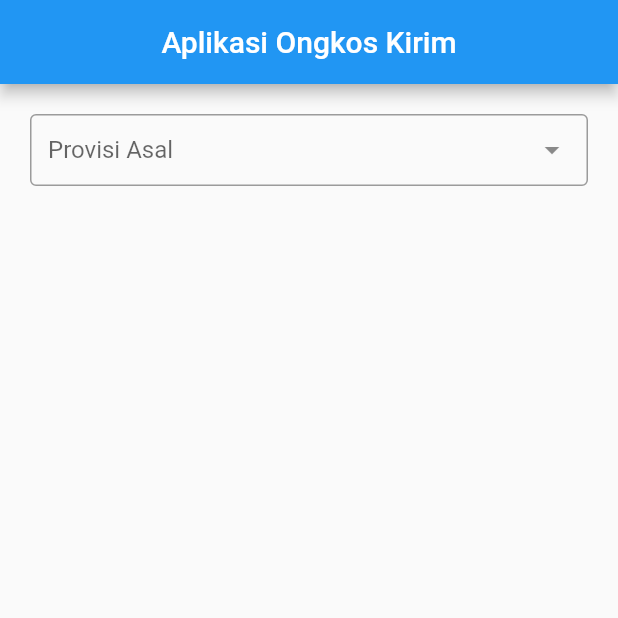
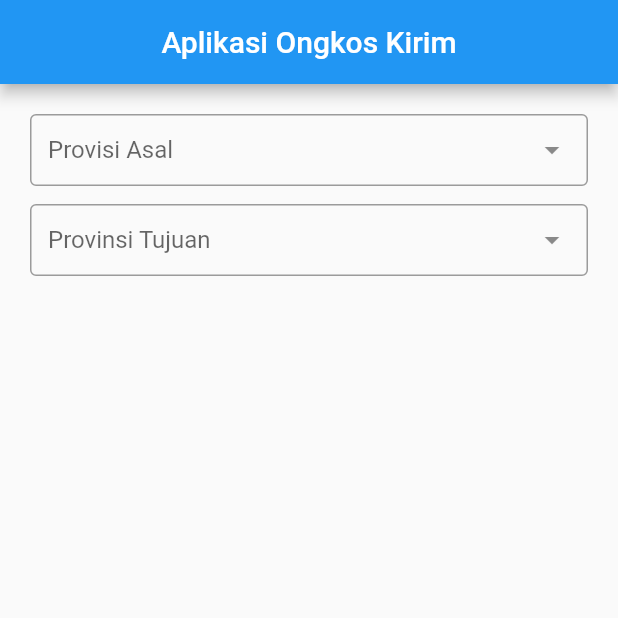
Before and after one commit to aprxty3/ongkir_apps, a Flutter app: the screen it shows after launch, on a phone screen of 412 x 824 dp, the top half of it. Run offline on Flutter 3.47's test engine with Material 2 defaults, Android fonts, the phone set to English and light mode, and no system bars; drawn by our look-alikes of dropdown_search; our stand-ins replace get.

Commit message:
fixed set destination id

```diff
--- a/lib/app/modules/home/controllers/home_controller.dart
+++ b/lib/app/modules/home/controllers/home_controller.dart
@@ -3,4 +3,8 @@ import 'package:get/get.dart';
 class HomeController extends GetxController {
   var hiddenKota = true.obs;
   var provinceId = 0.obs;
+  var kotaAsalId = 0.obs;
+  var hiddenKotaTujuan = true.obs;
+  var provinceTujuanId = 0.obs;
+  var kotaTujuanId = 0.obs;
 }
--- a/lib/app/modules/home/views/home_view.dart
+++ b/lib/app/modules/home/views/home_view.dart
@@ -24,17 +24,30 @@ class HomeView extends GetView<HomeController> {
       body: ListView(
         padding: const EdgeInsets.all(20),
         children: [
-          ProvinsiWidget(),
-          SizedBox(
-            height: 16,
+          ProvinsiWidget(
+            type: 'asal',
           ),
           Obx(() {
-            return controller.hiddenKota.isTrue ? SizedBox() : KotaWidget(proveId: controller.provinceId.value);
+            return controller.hiddenKota.isTrue
+                ? SizedBox()
+                : KotaWidget(
+                    proveId: controller.provinceId.value,
+                    type: 'asal',
+                  );
+          }),
+          ProvinsiWidget(
+            type: 'tujuan',
+          ),
+          Obx(() {
+            return controller.hiddenKotaTujuan.isTrue
+                ? SizedBox()
+                : KotaWidget(
+                    proveId: controller.provinceId.value,
+                    type: 'tujuan',
+                  );
           }),
         ],
       ),
     );
   }
-
-
 }
--- a/lib/app/modules/home/views/widget/province_widget.dart
+++ b/lib/app/modules/home/views/widget/province_widget.dart
@@ -1,21 +1,23 @@
-
 import 'dart:convert';
 
 import 'package:dropdown_search/dropdown_search.dart';
 import 'package:flutter/material.dart';
 import 'package:get/get.dart';
-import 'package:http/http.dart'as http;
+import 'package:http/http.dart' as http;
 import '../../controllers/home_controller.dart';
 
 import '../../province_model.dart';
 
 class ProvinsiWidget extends GetView<HomeController> {
-  const ProvinsiWidget({Key? key}) : super(key: key);
+  final String type;
+
+  const ProvinsiWidget({Key? key, required this.type}) : super(key: key);
 
   @override
   Widget build(BuildContext context) {
-    return DropdownSearch<Province>(
-
+    return Padding(
+      padding: const EdgeInsets.only(bottom: 12.0),
+      child: DropdownSearch<Province>(
         showClearButton: true,
         onFind: (String filter) async {
           Uri url = Uri.parse("https://api.rajaongkir.com/starter/province");
@@ -50,16 +52,26 @@ class ProvinsiWidget extends GetView<HomeController> {
         },
         showSearchBox: true,
         itemAsString: (item) => item.province!,
-      label: "Provisi Asal",
+        label: type == 'asal' ? "Provisi Asal" : "Provinsi Tujuan",
         hint: "Pilih Provinsi",
         onChanged: (prov) {
           if (prov != null) {
-          controller.hiddenKota.value = false ;
+            if (type == 'asal') {
+              controller.hiddenKota.value = false;
               controller.provinceId.value = int.parse(prov.provinceId!);
             } else {
+              controller.hiddenKotaTujuan.value = false;
+              controller.provinceTujuanId.value = int.parse(prov.provinceId!);
+            }
+          } else {
+            if (type == 'asal') {
               controller.hiddenKota.value = true;
+            } else {
+              controller.hiddenKotaTujuan.value = true;
+            }
           }
         },
+      ),
     );
   }
 }
```
Also changed, not shown: lib/app/modules/home/views/widget/kota_widget.dart (+19 -6 lines). Lines whose indentation alone changed are shown as unchanged.
